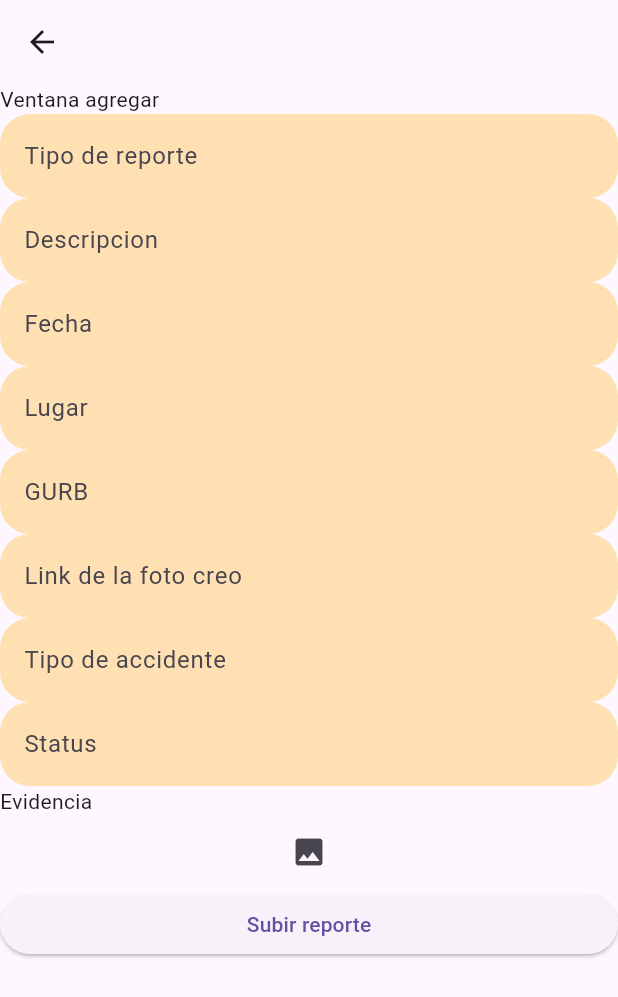
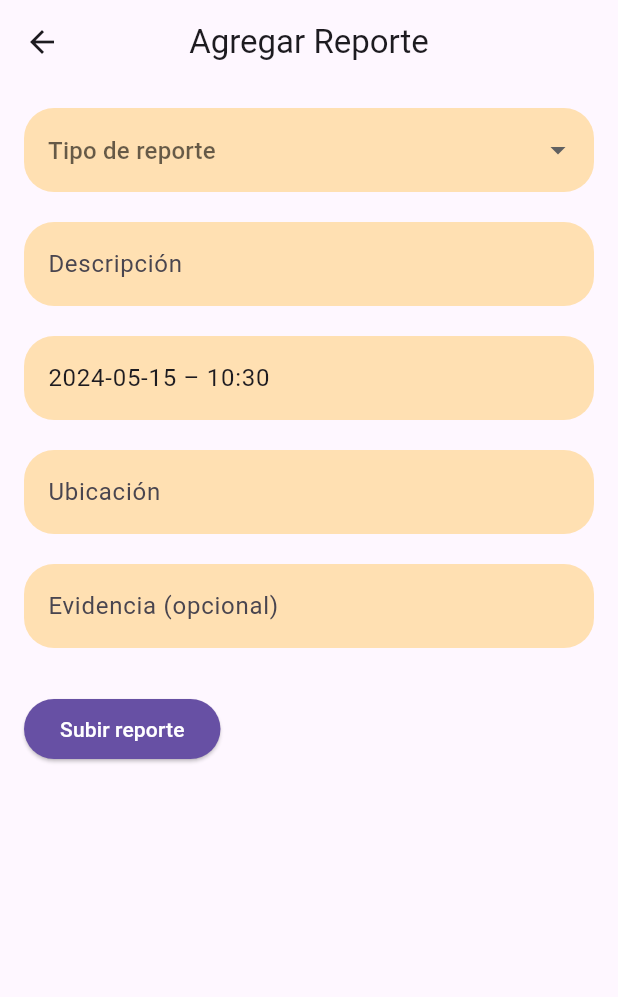
Before and after one commit to gerrycode01/gps_semovil, a Flutter app: the UserReports screen opened directly with empty values, after a tap on the "add" icon, on a phone screen of 412 x 824 dp. Shown: the top 997 px of the screen. Run offline on Flutter 3.47's test engine with Material 3 defaults, Android fonts, the phone set to English and light mode, and no system bars; our stand-ins replace cloud_firestore, firebase_auth, firebase_core, firebase_storage, image_picker; accounts and stored records are empty.

Commit message:
Diseño de reporte chambiando, le toca a gady

```diff
--- a/lib/main.dart
+++ b/lib/main.dart
@@ -5,7 +5,7 @@ import 'package:gps_semovil/app/core/login.dart';
 import 'package:gps_semovil/app/core/sign_up.dart';
 import 'package:gps_semovil/traffic_officer/screens/traffic_officer_home_page.dart';
 import 'package:gps_semovil/user/models/user_model.dart';
-import 'package:gps_semovil/user/screens/user_reports.dart';
+import 'package:gps_semovil/user/screens/reports/user_reports.dart';
 import 'package:gps_semovil/user/screens/user_home_page.dart';
 import 'package:gps_semovil/firebase_options.dart';
 
--- /dev/null
+++ b/lib/user/screens/reports/user_add_reports.dart
@@ -0,0 +1,96 @@
+import 'package:flutter/material.dart';
+import '../../../app/core/design.dart';
+import '../../models/user_model.dart';
+import 'package:intl/intl.dart';  // Añade intl a tus dependencias para formateo de fecha
+
+class UserAddReports extends StatefulWidget {
+  final UserModel user;
+  const UserAddReports({super.key, required this.user});
+
+  @override
+  State<UserAddReports> createState() => _UserAddReportsState();
+}
+
+class _UserAddReportsState extends State<UserAddReports> {
+  final reportTypeController = TextEditingController();
+  final descriptionController = TextEditingController();
+  final dateController = TextEditingController(text: DateFormat('yyyy-MM-dd – kk:mm').format(DateTime.now()));  // Fecha y hora actual
+  final placeController = TextEditingController();
+  final routeController = TextEditingController();  // Solo para transporte público
+  final GURBController = TextEditingController();
+  final evidenceController = TextEditingController();
+  final accidentTypeController = TextEditingController();  // Solo para accidente vial
+  String? reportType;  // Tipo de reporte seleccionado
+
+  List<DropdownMenuItem<String>> reportTypes = [
+    DropdownMenuItem(value: "Transporte público", child: Text("Transporte público")),
+    DropdownMenuItem(value: "Accidente vial", child: Text("Accidente vial")),
+  ];
+
+  @override
+  Widget build(BuildContext context) {
+    return Scaffold(
+      appBar: AppBar(
+        title: Text('Agregar Reporte'),
+        centerTitle: true,
+      ),
+      body: SingleChildScrollView(
+        padding: const EdgeInsets.all(16.0),
+        child: Column(
+          crossAxisAlignment: CrossAxisAlignment.start,
+          children: [
+            DropdownButtonFormField(
+              value: reportType,
+              items: reportTypes,
+              onChanged: (String? value) {
+                setState(() {
+                  reportType = value;
+                });
+              },
+              decoration: InputDecoration(
+                filled: true,
+                fillColor: Colors.orange[100],
+                hintText: "Tipo de reporte",
+                border: OutlineInputBorder(
+                  borderRadius: BorderRadius.circular(20),
+                  borderSide: BorderSide.none,
+                ),
+              ),
+            ),
+            const SizedBox(height: 20),
+            Design.campoTexto(descriptionController, "Descripción"),
+            const SizedBox(height: 20),
+            Design.campoTexto(dateController, "Fecha y hora"),
+            const SizedBox(height: 20),
+            Design.campoTexto(placeController, "Ubicación"),
+            const SizedBox(height: 20),
+            if (reportType == "Transporte público") ...[
+              Design.campoTexto(routeController, "Ruta"),
+              const SizedBox(height: 20),
+              Design.campoTexto(GURBController, "GURB (opcional)"),
+              const SizedBox(height: 20),
+            ],
+            if (reportType == "Accidente vial") ...[
+              Design.campoTexto(accidentTypeController, "Tipo de accidente"),
+              const SizedBox(height: 20),
+            ],
+            Design.campoTexto(evidenceController, "Evidencia (opcional)"),
+            const SizedBox(height: 30),
+            ElevatedButton(
+              onPressed: submitReport,
+              child: Text("Subir reporte"),
+              style: ElevatedButton.styleFrom(
+                foregroundColor: Colors.white, backgroundColor: Theme.of(context).primaryColor,
+              ),
+            ),
+          ],
+        ),
+      ),
+    );
+  }
+
+  void submitReport() {
+    // Lógica para enviar el reporte
+    print("Reporte enviado");
+  }
+}
--- /dev/null
+++ b/lib/user/screens/reports/user_reports.dart
@@ -0,0 +1,70 @@
+import 'package:flutter/material.dart';
+import 'package:cloud_firestore/cloud_firestore.dart';
+import '../../models/report_model.dart';
+import '../../models/user_model.dart';
+import 'user_add_reports.dart';
+
+class UserReports extends StatefulWidget {
+  final UserModel user;
+
+  const UserReports({super.key, required this.user});
+
+  @override
+  State<UserReports> createState() => _UserReportsState();
+}
+
+class _UserReportsState extends State<UserReports> {
+  List<ReportModel> reports = []; // Esta lista debería ser cargada desde una base de datos
+
+  @override
+  void initState() {
+    super.initState();
+    loadReports();
+  }
+
+  void loadReports() async {
+    //List<ReportModel> r = await
+  }
+
+  @override
+  Widget build(BuildContext context) {
+    return Scaffold(
+      appBar: AppBar(
+        title: Text('Tus reportes'),
+        actions: [
+          IconButton(
+            onPressed: () {
+              Navigator.push(
+                context,
+                MaterialPageRoute(
+                  builder: (context) => UserAddReports(user: widget.user),
+                ),
+              ).then((_) => loadReports());
+            },
+            icon: Icon(Icons.add),
+          ),
+        ],
+      ),
+      body: ListView.builder(
+        itemCount: reports.length,
+        itemBuilder: (context, index) {
+          ReportModel report = reports[index];
+          return Card(
+            elevation: 5,
+            margin: EdgeInsets.all(10),
+            child: ListTile(
+              leading: Image.network(report.evidence?? "", width: 50, height: 50, fit: BoxFit.cover),
+              title: Text(report.reportType?? ""),
+              subtitle: Text(report.description?? ""),
+              isThreeLine: true,
+              trailing: Text(report.status?? ""),
+              onTap: () {
+                // Aquí puedes implementar una acción al tocar cada reporte, por ejemplo, mostrar detalles
+              },
+            ),
+          );
+        },
+      ),
+    );
+  }
+}
--- a/lib/user/screens/user_add_reports.dart
+++ /dev/null
@@ -1,68 +0,0 @@
-import 'package:cloud_firestore/cloud_firestore.dart';
-import 'package:flutter/cupertino.dart';
-import 'package:flutter/material.dart';
-import '../../app/core/design.dart';
-import '../../app/core/modules/database/firestore.dart';
-import '../models/report_model.dart';
-import '../models/user_model.dart';
-
-class UserAddReports extends StatefulWidget {
-  const UserAddReports({super.key, required this.user});
-
-  final UserModel user;
-
-  @override
-  State<UserAddReports> createState() => _UserAddReportsState();
-}
-
-class _UserAddReportsState extends State<UserAddReports> {
-  final reportTypeController = TextEditingController();
-  final descriptionController = TextEditingController();
-  final dateController = TextEditingController();
-  final placeController = TextEditingController();
-  final GURBController = TextEditingController();
-  final evidenceController = TextEditingController();
-  final accidentTypeController = TextEditingController();
-  final statusController = TextEditingController();
-
-  @override
-  Widget build(BuildContext context) {
-    return Scaffold(
-      appBar: AppBar(
-        actions: [
-
-        ],
-      ),
-      body: ListView(
-        children:[
-          Text("Ventana agregar"),
-          Design.campoTexto(reportTypeController, "Tipo de reporte"),
-          Design.campoTexto(descriptionController, "Descripcion"),
-          Design.campoTexto(dateController, "Fecha"),
-          Design.campoTexto(placeController, "Lugar"),
-          Design.campoTexto(GURBController, "GURB"),
-          Design.campoTexto(evidenceController, "Link de la foto creo"),
-          Design.campoTexto(accidentTypeController, "Tipo de accidente"),
-          Design.campoTexto(statusController, "Status"),
-          Text("Evidencia"),
-          IconButton(onPressed: (){}, icon: Icon(Icons.image)),
-          ElevatedButton(onPressed: (){
-
-            ReportModel report = ReportModel(
-                reportType: reportTypeController.text,
-                description: descriptionController.text,
-                date: Timestamp.fromDate(DateTime.parse(dateController.text)),
-                place: placeController.text,
-                GURB: GURBController.text,
-                evidence: evidenceController.text,
-                accidentType: accidentTypeController.text,
-                status: statusController.text,
-                user: widget.user.toJSON(),
-            );
-            addReport(report);
-          }, child: Text("Subir reporte"))
-        ]
-      )
-    );
-  }
-}
--- a/lib/user/screens/user_home_page.dart
+++ b/lib/user/screens/user_home_page.dart
@@ -2,7 +2,7 @@ import 'package:flutter/material.dart';
 import 'package:gps_semovil/user/models/user_model.dart';
 import 'package:gps_semovil/user/screens/%20formalities/options.dart';
 import 'package:gps_semovil/user/screens/news_screen.dart';
-import 'package:gps_semovil/user/screens/user_reports.dart';
+import 'package:gps_semovil/user/screens/reports/user_reports.dart';
 import 'package:gps_semovil/user/screens/user_settings.dart';
 
 class UserHomePage extends StatefulWidget {
--- a/lib/user/screens/user_reports.dart
+++ /dev/null
@@ -1,34 +0,0 @@
-import 'package:flutter/cupertino.dart';
-import 'package:flutter/material.dart';
-import 'package:gps_semovil/user/screens/user_add_reports.dart';
-
-import '../models/user_model.dart';
-
-class UserReports extends StatefulWidget {
-  const UserReports({super.key, required this.user});
-
-  final UserModel user;
-
-  @override
-  State<UserReports> createState() => _UserReportsState();
-}
-
-class _UserReportsState extends State<UserReports> {
-  @override
-  Widget build(BuildContext context) {
-    return Scaffold(
-      appBar: AppBar(
-        actions: [
-          IconButton(onPressed: (){
-            Navigator.push(
-                context,
-                MaterialPageRoute(
-                    builder: (context) => UserAddReports(
-                      user: widget.user,
-                    ))).then((value) => setState(() {}));
-          }, icon: Icon(Icons.add))
-        ],
-      ),
-    );
-  }
-}
--- a/lib/user/screens/user_settings.dart
+++ b/lib/user/screens/user_settings.dart
@@ -31,7 +31,9 @@ class _UserSettingsState extends State<UserSettings> {
               Icons.settings,
               color: Colors.white,
             ),
-            onPressed: () {},
+            onPressed: () {
+
+            },
           ),
         ],
         backgroundColor: Colors.green,
```
